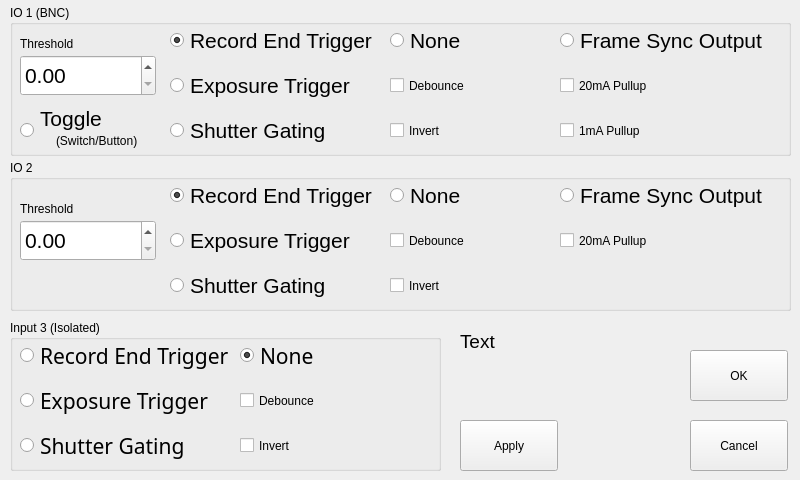
First picture: the form in src/iosettingswindow.ui, repository krontech/chronos-cam-app, before the edit.
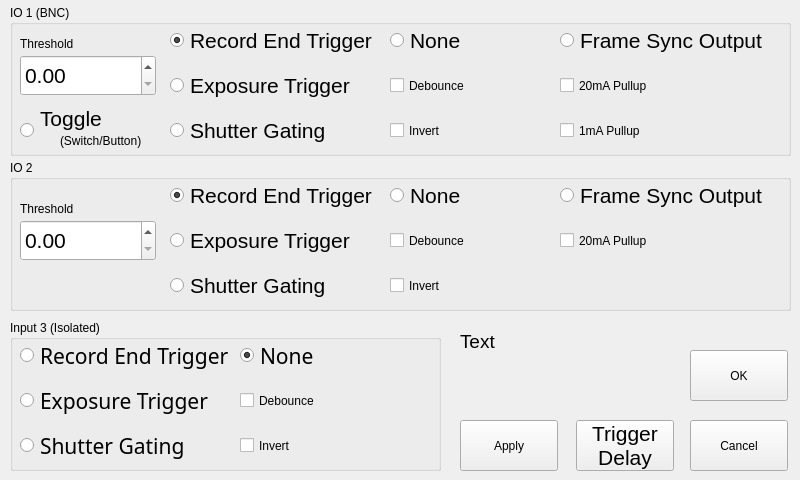
Second picture: the form after the edit. Custom widgets are drawn as their Qt base class.

Commit message: Trigger delay link & warning on IO screen Added link to trigger delay page Added a popup warning if the trigger delay is not zero

Patch:
```diff
--- a/src/iosettingswindow.ui
+++ b/src/iosettingswindow.ui
@@ -739,10 +739,10 @@
     <set>Qt::AlignLeading|Qt::AlignLeft|Qt::AlignTop</set>
    </property>
   </widget>
-  <widget class="QLabel" name="lblRes_16">
+  <widget class="QLabel" name="lblToggleSB">
    <property name="geometry">
     <rect>
-     <x>56</x>
+     <x>60</x>
      <y>130</y>
      <width>131</width>
      <height>21</height>
@@ -760,6 +760,34 @@
     <string>(Switch/Button)</string>
    </property>
   </widget>
+  <widget class="QPushButton" name="cmdDelaySettings">
+   <property name="geometry">
+    <rect>
+     <x>576</x>
+     <y>420</y>
+     <width>98</width>
+     <height>51</height>
+    </rect>
+   </property>
+   <property name="font">
+    <font>
+     <pointsize>16</pointsize>
+    </font>
+   </property>
+   <property name="text">
+    <string>Trigger
+Delay</string>
+   </property>
+  </widget>
+  <zorder>groupIO1</zorder>
+  <zorder>groupIO2</zorder>
+  <zorder>cmdOK</zorder>
+  <zorder>cmdCancel</zorder>
+  <zorder>groupIO3</zorder>
+  <zorder>cmdApply</zorder>
+  <zorder>lblToggleSB</zorder>
+  <zorder>lblStatus</zorder>
+  <zorder>cmdDelaySettings</zorder>
  </widget>
  <customwidgets>
   <customwidget>
```
The commit also changes 2 other files.
